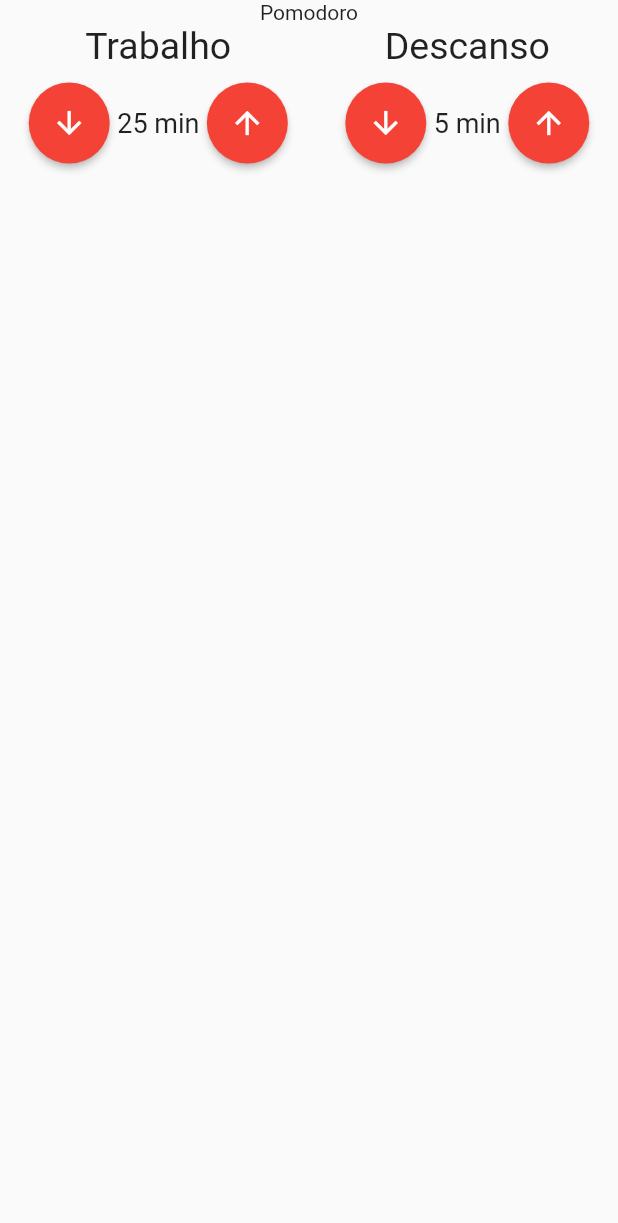
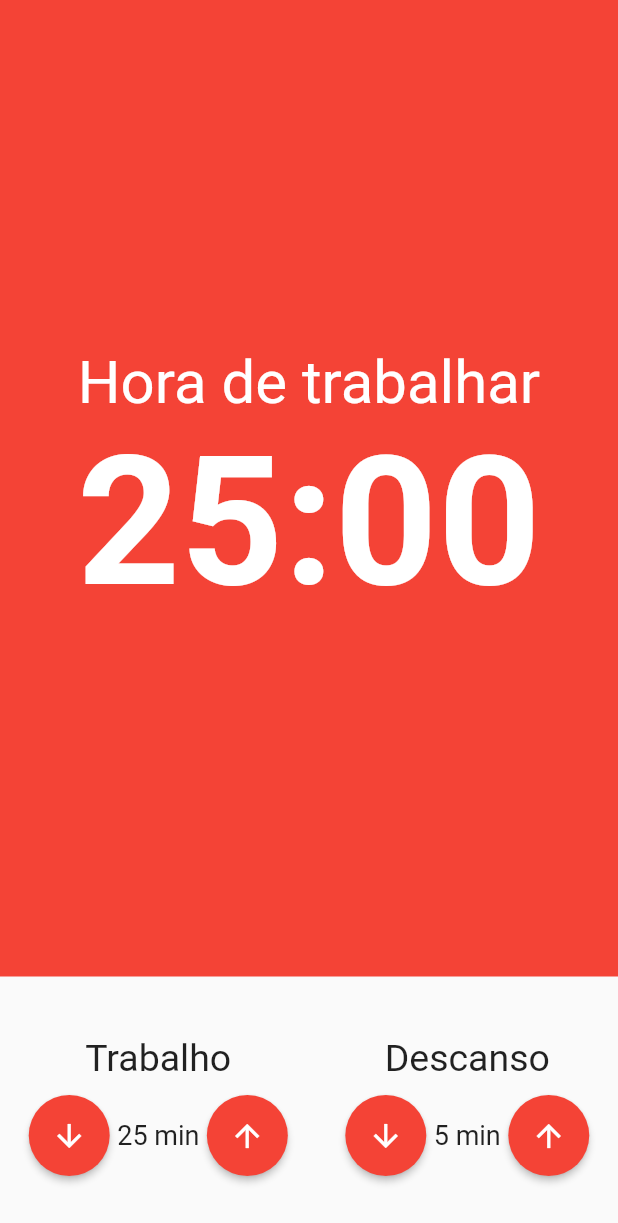
Before and after one commit to hansmboron/pomodoro, a Flutter app: the screen it shows after launch, on a phone screen of 412 x 824 dp. Shown: the top 1223 px of the screen. Run offline on Flutter 3.47's test engine with Material 2 defaults, Android fonts, the phone set to English and light mode, and no system bars.

Commit message:
add cronometer

```diff
--- /dev/null
+++ b/lib/components/cronometer.dart
@@ -0,0 +1,34 @@
+import 'package:flutter/material.dart';
+
+class Cronometer extends StatelessWidget {
+  const Cronometer({Key? key}) : super(key: key);
+
+  @override
+  Widget build(BuildContext context) {
+    return Container(
+      decoration: const BoxDecoration(
+        color: Colors.red,
+      ),
+      child: Column(
+        mainAxisAlignment: MainAxisAlignment.center,
+        children: const [
+          Text(
+            'Hora de trabalhar',
+            style: TextStyle(
+              fontSize: 40,
+              color: Colors.white,
+            ),
+          ),
+          Text(
+            '25:00',
+            style: TextStyle(
+              fontSize: 120,
+              color: Colors.white,
+              fontWeight: FontWeight.bold,
+            ),
+          )
+        ],
+      ),
+    );
+  }
+}
--- a/lib/pages/pomodoro_page.dart
+++ b/lib/pages/pomodoro_page.dart
@@ -1,4 +1,5 @@
 import 'package:flutter/material.dart';
+import 'package:pomodoro/components/cronometer.dart';
 import 'package:pomodoro/components/input_time.dart';
 
 class Pomodoro extends StatelessWidget {
@@ -8,14 +9,18 @@
   Widget build(BuildContext context) {
     return Scaffold(
       body: Column(
+        crossAxisAlignment: CrossAxisAlignment.stretch,
         children: [
-          const Text('Pomodoro'),
-          Row(
-            mainAxisAlignment: MainAxisAlignment.spaceAround,
-            children: const [
-              InputTime(value: 25, title: 'Trabalho'),
-              InputTime(value: 5, title: 'Descanso'),
-            ],
+          const Expanded(child: Cronometer()),
+          Padding(
+            padding: const EdgeInsets.symmetric(vertical: 40),
+            child: Row(
+              mainAxisAlignment: MainAxisAlignment.spaceAround,
+              children: const [
+                InputTime(value: 25, title: 'Trabalho'),
+                InputTime(value: 5, title: 'Descanso'),
+              ],
+            ),
           ),
         ],
       ),
```
